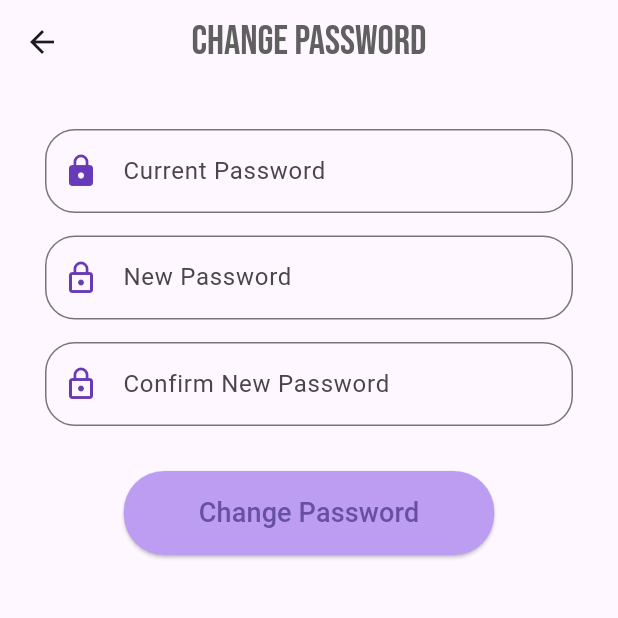
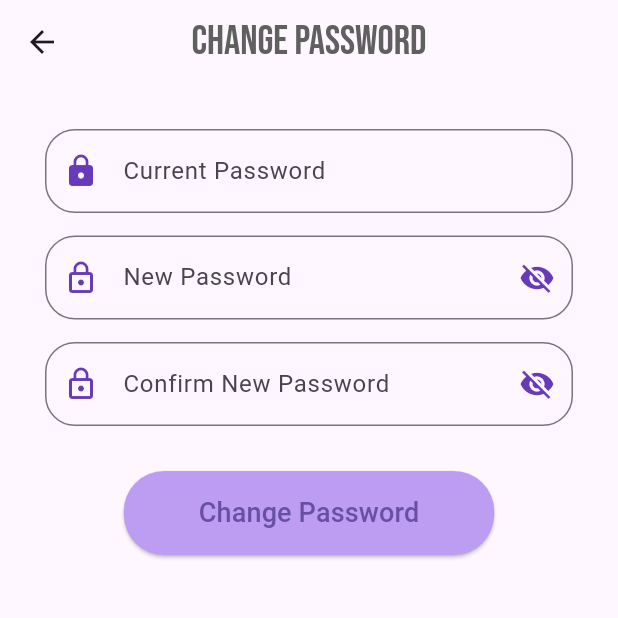
Before and after one commit to chanon14038/MobileApp_Project, a Flutter app: the ChangePasswordPage screen opened directly, on a phone screen of 412 x 824 dp, the top half of it. Run offline on Flutter 3.47's test engine with Material 3 defaults, Android fonts, the phone set to English and light mode, and no system bars; our stand-ins replace dio, flutter_bloc, flutter_secure_storage, google_fonts; accounts and stored records are empty.

Commit message:
fix for use changpassword

```diff
--- a/EduGuardian/frontend/app/lib/blocs/user/user_bloc.dart
+++ b/EduGuardian/frontend/app/lib/blocs/user/user_bloc.dart
@@ -44,3 +44,25 @@ class UserBloc extends Bloc<UserEvent, UserState> {
 
   }
 }
+
+
+//change password bloc
+class ChangePasswordBloc extends Bloc<ChangePasswordEvent, ChangePasswordState> {
+  final UserRepository userRepository; // Repository สำหรับส่งคำขอไปยัง API
+
+  ChangePasswordBloc(this.userRepository) : super(ChangePasswordInitial()) {
+    on<ChangePasswordEvent>((event, emit) async {
+      emit(ChangePasswordLoading());
+      try {
+        // เรียกใช้ API เพื่อเปลี่ยนรหัสผ่าน
+        await userRepository.changePassword(
+          currentPassword: event.currentPassword,
+          newPassword: event.newPassword,
+        );
+        emit(ChangePasswordSuccess());
+      } catch (error) {
+        emit(ChangePasswordFailure(error.toString()));
+      }
+    });
+  }
+}
--- a/EduGuardian/frontend/app/lib/blocs/user/user_event.dart
+++ b/EduGuardian/frontend/app/lib/blocs/user/user_event.dart
@@ -41,3 +41,27 @@ class UpdateProfile extends UserEvent {
       email.hashCode ^
       advisorRoom.hashCode;
 }
+
+class  ChangePasswordEvent{
+  final String currentPassword;
+  final String newPassword;
+
+
+  ChangePasswordEvent({
+    required this.currentPassword,
+    required this.newPassword,
+  });
+
+  @override
+    bool operator ==(Object other) {
+      if (identical(this, other)) return true;
+      return other is ChangePasswordEvent &&
+          other.currentPassword == currentPassword &&
+          other.newPassword == newPassword ;
+    }
+
+  @override
+  int get hashCode =>
+      currentPassword.hashCode ^
+      newPassword.hashCode ;
+}
--- a/EduGuardian/frontend/app/lib/blocs/user/user_state.dart
+++ b/EduGuardian/frontend/app/lib/blocs/user/user_state.dart
@@ -19,3 +19,18 @@ class UserError extends UserState {
 
   UserError(this.message);
 }
+
+//Change password state
+abstract class ChangePasswordState {}
+
+class ChangePasswordInitial extends ChangePasswordState {}
+
+class ChangePasswordLoading extends ChangePasswordState {}
+
+class ChangePasswordSuccess extends ChangePasswordState {}
+
+class ChangePasswordFailure extends ChangePasswordState {
+  final String error;
+
+  ChangePasswordFailure(this.error);
+}
--- a/EduGuardian/frontend/app/lib/pages/change_password_page.dart
+++ b/EduGuardian/frontend/app/lib/pages/change_password_page.dart
@@ -1,5 +1,8 @@
 import 'package:flutter/material.dart';
+import 'package:flutter_bloc/flutter_bloc.dart';
 import 'package:google_fonts/google_fonts.dart';
+import '../blocs/user_bloc.dart';
+import '../repositories/get_me_repository.dart';
 
 class ChangePasswordPage extends StatefulWidget {
   @override
@@ -7,9 +10,12 @@ class ChangePasswordPage extends StatefulWidget {
 }
 
 class _ChangePasswordPageState extends State<ChangePasswordPage> {
-  TextEditingController currentPasswordController = TextEditingController();
-  TextEditingController newPasswordController = TextEditingController();
-  TextEditingController confirmPasswordController = TextEditingController();
+  final TextEditingController currentPasswordController = TextEditingController();
+  final TextEditingController newPasswordController = TextEditingController();
+  final TextEditingController confirmPasswordController = TextEditingController();
+
+  bool _isNewPasswordObscured = true;
+  bool _isConfirmPasswordObscured = true;
 
   @override
   Widget build(BuildContext context) {
@@ -23,9 +29,20 @@ class _ChangePasswordPageState extends State<ChangePasswordPage> {
           ),
         ),
         centerTitle: true,
-        // backgroundColor: Color.fromARGB(255, 188, 157, 241), // ปรับสีของ AppBar เหมือนหน้า Edit Profile
       ),
-      body: Padding(
+      body: BlocProvider(
+        create: (context) => ChangePasswordBloc(UserRepository()),
+        child: BlocListener<ChangePasswordBloc, ChangePasswordState>(
+          listener: (context, state) {
+            if (state is ChangePasswordSuccess) {
+              _showSuccessDialog(context); // แสดง popup เมื่อสำเร็จ
+            } else if (state is ChangePasswordFailure) {
+              ScaffoldMessenger.of(context).showSnackBar(
+                SnackBar(content: Text(state.error)),
+              );
+            }
+          },
+          child: Padding(
             padding: const EdgeInsets.all(30.0),
             child: Column(
               children: [
@@ -40,39 +57,67 @@ class _ChangePasswordPageState extends State<ChangePasswordPage> {
                   controller: newPasswordController,
                   labelText: 'New Password',
                   icon: Icons.lock_outline,
-              obscureText: true,
+                  obscureText: _isNewPasswordObscured,
+                  toggleVisibility: () {
+                    setState(() {
+                      _isNewPasswordObscured = !_isNewPasswordObscured;
+                    });
+                  },
+                  isObscured: _isNewPasswordObscured,
                 ),
                 SizedBox(height: 15),
                 _buildTextField(
                   controller: confirmPasswordController,
                   labelText: 'Confirm New Password',
                   icon: Icons.lock_outline,
-              obscureText: true,
+                  obscureText: _isConfirmPasswordObscured,
+                  toggleVisibility: () {
+                    setState(() {
+                      _isConfirmPasswordObscured = !_isConfirmPasswordObscured;
+                    });
+                  },
+                  isObscured: _isConfirmPasswordObscured,
                 ),
                 SizedBox(height: 30),
-            ElevatedButton(
+                BlocBuilder<ChangePasswordBloc, ChangePasswordState>(
+                  builder: (context, state) {
+                    if (state is ChangePasswordLoading) {
+                      return CircularProgressIndicator(); // แสดง Loading ขณะกำลังเปลี่ยนรหัสผ่าน
+                    }
+                    return ElevatedButton(
                       onPressed: () {
                         if (newPasswordController.text ==
                             confirmPasswordController.text) {
-                  // Proceed with password change logic
+                          context.read<ChangePasswordBloc>().add(
+                                ChangePasswordEvent(
+                                  currentPassword:
+                                      currentPasswordController.text,
+                                  newPassword: newPasswordController.text,
+                                ),
+                              );
                         } else {
-                  // Show error: passwords do not match
+                          ScaffoldMessenger.of(context).showSnackBar(
+                            SnackBar(content: Text('Passwords do not match!')),
+                          );
                         }
                       },
+                      style: ElevatedButton.styleFrom(
+                        padding: EdgeInsets.symmetric(vertical: 15, horizontal: 50),
+                        backgroundColor: Color.fromARGB(255, 188, 157, 241),
+                        shape: RoundedRectangleBorder(
+                          borderRadius: BorderRadius.circular(27.0),
+                        ),
+                      ),
                       child: Text(
                         'Change Password',
                         style: TextStyle(fontSize: 18),
                       ),
-              style: ElevatedButton.styleFrom(
-                padding: EdgeInsets.symmetric(vertical: 15, horizontal: 50),
-                backgroundColor: Color.fromARGB(255, 188, 157,
-                    241), // ปรับสีของปุ่มให้เหมือนกับหน้า Edit Profile
-                shape: RoundedRectangleBorder(
-                  borderRadius: BorderRadius.circular(27.0),
+                    );
+                  },
+                ),
+              ],
             ),
           ),
-            ),
-          ],
         ),
       ),
     );
@@ -83,17 +128,77 @@ class _ChangePasswordPageState extends State<ChangePasswordPage> {
     required String labelText,
     required IconData icon,
     bool obscureText = false,
+    VoidCallback? toggleVisibility,
+    bool isObscured = true,
   }) {
     return TextField(
       controller: controller,
-      obscureText: obscureText, // ใช้สำหรับฟิลด์รหัสผ่าน
+      obscureText: obscureText,
       decoration: InputDecoration(
         labelText: labelText,
         prefixIcon: Icon(icon, color: Colors.deepPurple),
+        suffixIcon: toggleVisibility != null
+            ? IconButton(
+                icon: Icon(
+                  isObscured ? Icons.visibility_off : Icons.visibility,
+                  color: Colors.deepPurple,
+                ),
+                onPressed: toggleVisibility,
+              )
+            : null,
         border: OutlineInputBorder(
           borderRadius: BorderRadius.circular(20.0),
         ),
       ),
     );
   }
+
+  // ฟังก์ชันแสดง popup สำเร็จพร้อมเครื่องหมายถูก
+  void _showSuccessDialog(BuildContext context) {
+    showDialog(
+      context: context,
+      builder: (BuildContext context) {
+        return AlertDialog(
+          shape: RoundedRectangleBorder(
+            borderRadius: BorderRadius.circular(20),
+          ),
+          title: Column(
+            children: [
+              Icon(
+                Icons.check_circle,
+                color: Colors.green,
+                size: 60,
+              ),
+              SizedBox(height: 15),
+              Text(
+                'Password Changed!',
+                style: TextStyle(fontSize: 22, fontWeight: FontWeight.bold),
+              ),
+            ],
+          ),
+          content: Text(
+            'Your password has been successfully changed.',
+            textAlign: TextAlign.center,
+          ),
+          actions: [
+            Center(
+              child: TextButton(
+                onPressed: () {
+                  Navigator.of(context).pop(); // ปิด popup
+                  Navigator.of(context).pop(); // กลับไปหน้าเดิม
+                },
+                child: Text(
+                  'OK',
+                  style: TextStyle(
+                    fontSize: 18,
+                    color: Colors.blueAccent,
+                  ),
+                ),
+              ),
+            ),
+          ],
+        );
+      },
+    );
   }
+}
```
Also changed, not shown: EduGuardian/frontend/app/lib/repositories/get_me_repository.dart (+19 -0 lines). Lines whose indentation alone changed are shown as unchanged.
